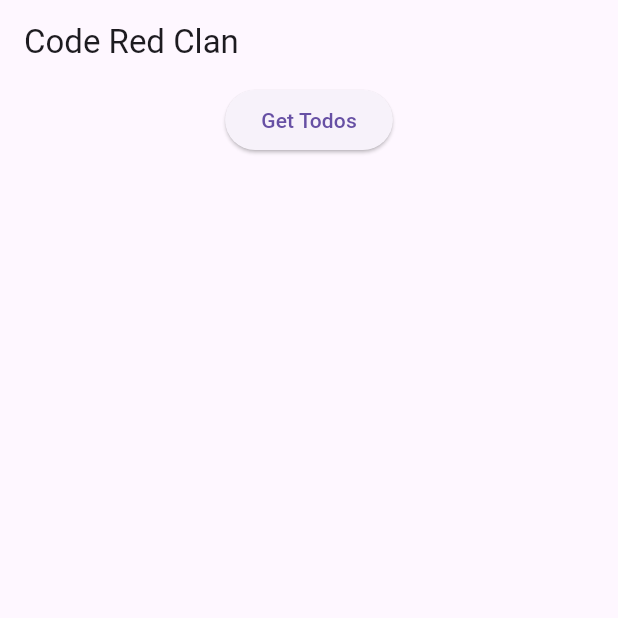
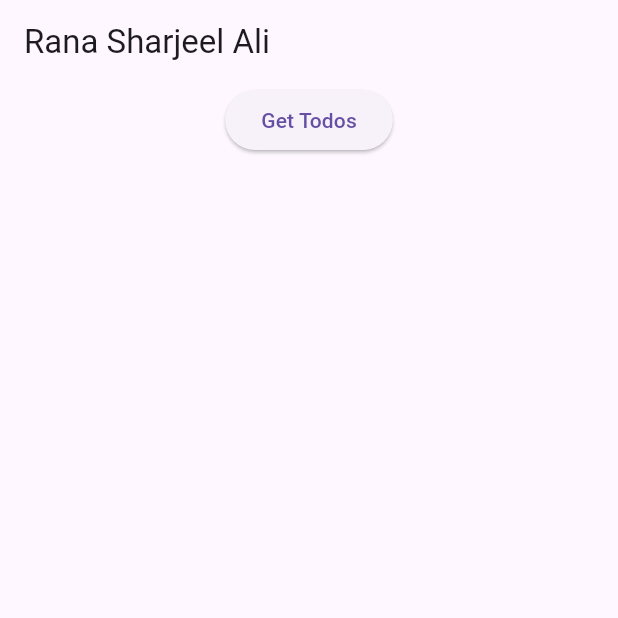
Before and after one commit to RanaSharjeelShji/MVVM-Provider-CodeRedClan, a Flutter app: the screen it shows after launch, on a phone screen of 412 x 824 dp, the top half of it. Run offline on Flutter 3.47's test engine with Material 3 defaults, Android fonts, the phone set to English and light mode, and no system bars.

Commit message:
Update home.dart

```diff
--- a/lib/view/home.dart
+++ b/lib/view/home.dart
@@ -15,7 +15,7 @@ class _HomeScreenState extends State<HomeScreen> {
     TodoViewModel todo = Provider.of<TodoViewModel>(context);
     return Scaffold(
       appBar: AppBar(
-        title: const Text("Code Red Clan"),
+        title: const Text("Rana Sharjeel Ali"),
       ),
       body: Column(
         children: [
```
